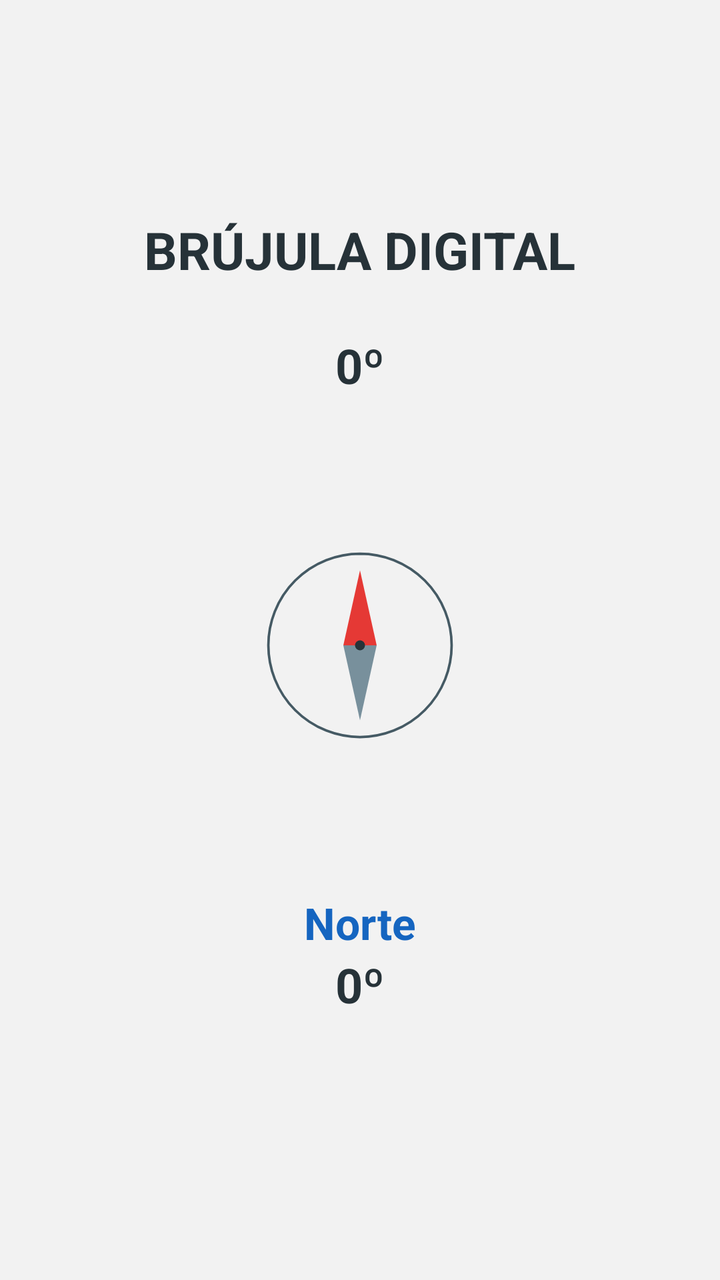
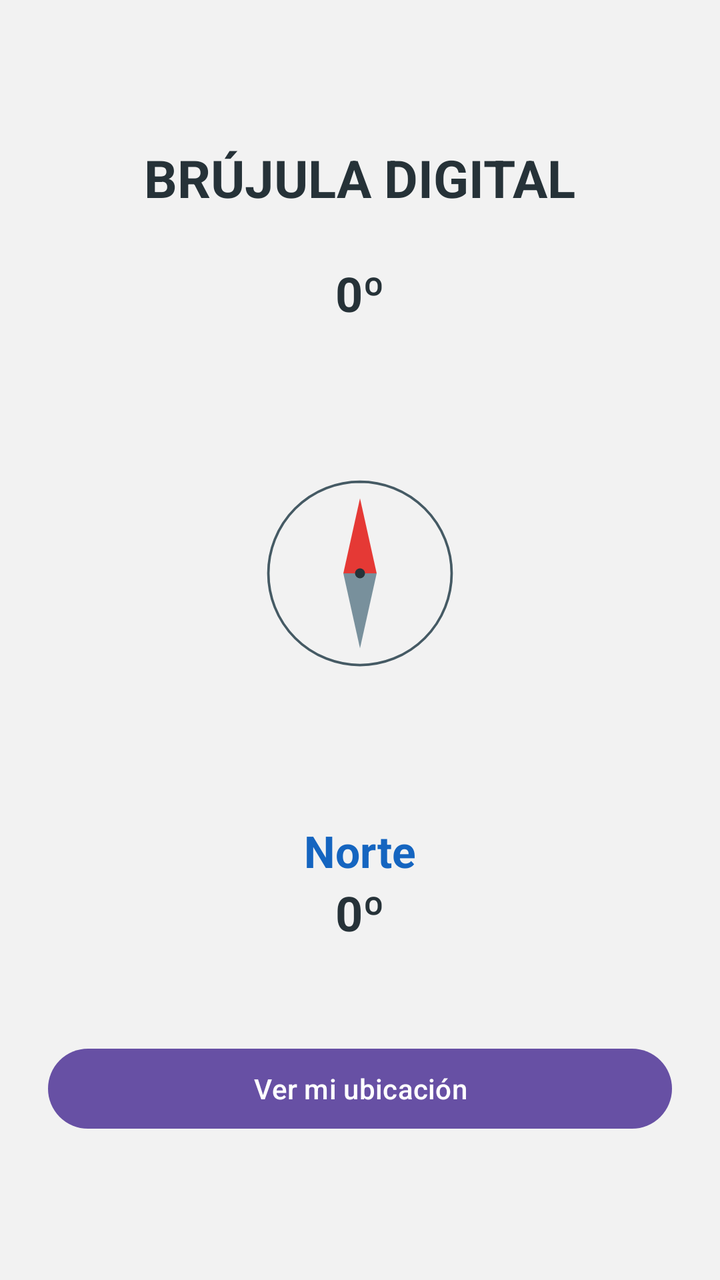

The first picture is an Android layout as it rendered before a commit; the second is the same layout after the commit. The layout source and the unified diff follow.
<!-- AndroidManifest.xml: application theme Theme.BrujulaDigital -->
<!-- res/layout/activity_main.xml -->
<?xml version="1.0" encoding="utf-8"?>
<LinearLayout
    xmlns:android="http://schemas.android.com/apk/res/android"
    xmlns:tools="http://schemas.android.com/tools"

    android:id="@+id/main"
    android:layout_width="match_parent"
    android:layout_height="match_parent"

    android:orientation="vertical"
    android:gravity="center"
    android:padding="24dp"

    android:background="#F2F2F2"
    tools:context=".MainActivity">

    

    <TextView
        android:layout_width="wrap_content"
        android:layout_height="wrap_content"

        android:text="BRÚJULA DIGITAL"
        android:textSize="26sp"
        android:textStyle="bold"
        android:textColor="#263238"

        android:layout_marginBottom="24dp" />

    <TextView
        android:id="@+id/txtGrados"
        android:layout_width="wrap_content"
        android:layout_height="wrap_content"
        android:text="0º"
        android:textSize="24sp"
        android:textStyle="bold"
        android:textColor="#263238"
        android:layout_marginBottom="24dp" />


    

    
    <ImageView
        android:id="@+id/imgBrujula"
        android:layout_width="100dp"
        android:layout_height="200dp"

        android:src="@drawable/aguja_brujula"
        android:contentDescription="Aguja de brújula"

        android:layout_marginBottom="24dp" />

    

    
    <TextView
        android:id="@+id/txtDireccion"
        android:layout_width="wrap_content"
        android:layout_height="wrap_content"

        android:text="Norte"
        android:textSize="22sp"
        android:textStyle="bold"
        android:textColor="#1565C0" />

    <TextView
        android:id="@+id/txtSensor"
        android:layout_width="wrap_content"
        android:layout_height="wrap_content"
        android:text="0º"
        android:textSize="24sp"
        android:textStyle="bold"
        android:textColor="#263238"
        android:layout_marginBottom="24dp" />

</LinearLayout>
<!-- resources referenced by this layout -->
<resources>
  <!-- drawable aguja_brujula (drawable) -->
  <?xml version="1.0" encoding="utf-8"?>
  <vector xmlns:android="http://schemas.android.com/apk/res/android"
      android:width="240dp"
      android:height="240dp"
      android:viewportWidth="240"
      android:viewportHeight="240">
  
      
  
      <path
          android:fillColor="@android:color/transparent"
          android:strokeColor="#455A64"
          android:strokeWidth="3"
          android:pathData="M120,10 A110,110 0 0,1 120,230 A110,110 0 0,1 120,10 Z" />
  
      
  
      <path
          android:fillColor="#E53935"
          android:pathData="M120,30 L100,120 L140,120 Z" />
  
      
  
      <path
          android:fillColor="#78909C"
          android:pathData="M100,120 L140,120 L120,210 Z" />
  
      
  
      <path
          android:fillColor="#263238"
          android:pathData="M120,114 A6,6 0 1,1 120,126 A6,6 0 1,1 120,114 Z" />
  
  </vector>
  <style name="Theme.BrujulaDigital" parent="Base.Theme.BrujulaDigital" />
  <style name="Base.Theme.BrujulaDigital" parent="Theme.Material3.DayNight.NoActionBar">
          
          
      </style>
</resources>

<!-- the commit's change to res/layout/activity_main.xml (unified diff, before → after) -->
@@ -74,4 +74,12 @@
         android:textColor="#263238"
         android:layout_marginBottom="24dp" />
 
+    <Button
+        android:id="@+id/btnMapa"
+        android:layout_width="match_parent"
+        android:layout_height="wrap_content"
+        android:layout_marginTop="24dp"
+        android:text="Ver mi ubicación" />
+
+
 </LinearLayout>
